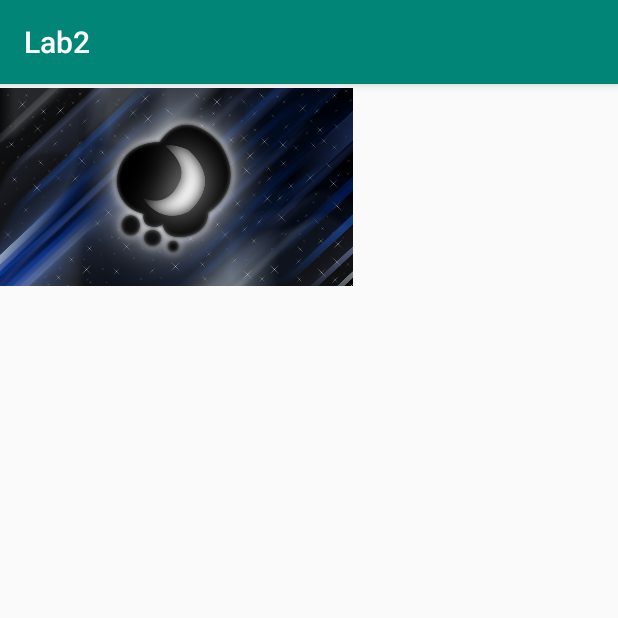
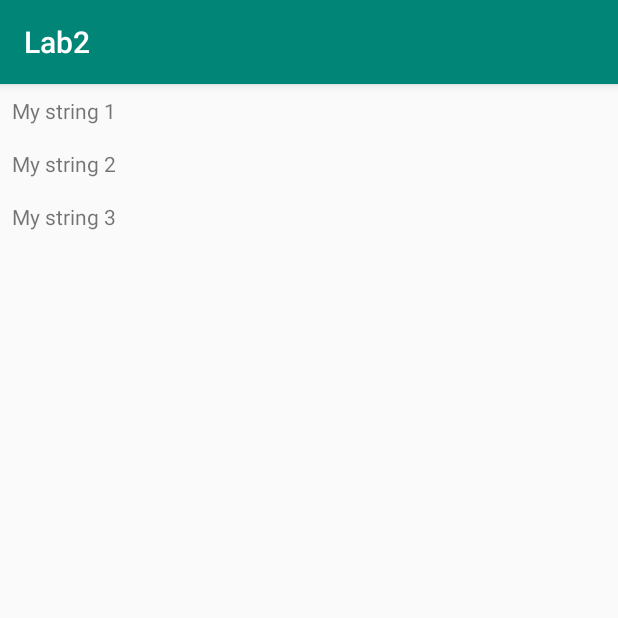
Before and after one commit to Crazy2295/Lab2, an Android app: the Main2Activity screen opened directly, with no data from a screen before it, on a phone screen of 412 x 824 dp, the top half of it. Run offline under Robolectric (Android 15) with nearby library versions, the phone set to English and light mode, and no system bars.

Commit message:
pre Lab4

```diff
--- a/app/build.gradle
+++ b/app/build.gradle
@@ -24,6 +24,8 @@ dependencies {
     implementation 'com.android.support:design:28.0.0'
     implementation 'com.android.support.constraint:constraint-layout:1.1.3'
     implementation 'com.android.support:support-v4:28.0.0'
+    implementation 'com.android.support:recyclerview-v7:28.0.0'
+    implementation 'com.google.android.gms:play-services-location:16.0.0'
     testImplementation 'junit:junit:4.12'
     androidTestImplementation 'com.android.support.test:runner:1.0.2'
     androidTestImplementation 'com.android.support.test.espresso:espresso-core:3.0.2'
--- a/app/src/main/AndroidManifest.xml
+++ b/app/src/main/AndroidManifest.xml
@@ -1,6 +1,8 @@
 <?xml version="1.0" encoding="utf-8"?>
 <manifest xmlns:android="http://schemas.android.com/apk/res/android"
     package="com.example.crazy.lab2">
+
+    <uses-permission android:name="android.permission.ACCESS_FINE_LOCATION" />
 
     <application
         android:allowBackup="true"
@@ -9,7 +11,8 @@
         android:roundIcon="@mipmap/ic_launcher_round"
         android:supportsRtl="true"
         android:theme="@style/AppTheme">
-        <activity android:name=".Main3Activity"></activity>
+        <activity android:name=".Main4Activity"></activity>
+        <activity android:name=".Main3Activity" />
         <activity android:name=".MainActivity">
             <intent-filter>
                 <action android:name="android.intent.action.MAIN" />
--- a/app/src/main/java/com/example/crazy/lab2/Fragment1.java
+++ b/app/src/main/java/com/example/crazy/lab2/Fragment1.java
@@ -2,6 +2,7 @@ package com.example.crazy.lab2;
 
 import android.os.Bundle;
 import android.support.v4.app.Fragment;
+import android.support.v7.widget.RecyclerView;
 import android.view.LayoutInflater;
 import android.view.View;
 import android.view.ViewGroup;
--- a/app/src/main/java/com/example/crazy/lab2/Main2Activity.java
+++ b/app/src/main/java/com/example/crazy/lab2/Main2Activity.java
@@ -1,29 +1,32 @@
 package com.example.crazy.lab2;
 
-import android.content.Intent;
-import android.support.design.widget.NavigationView;
-import android.support.v4.widget.DrawerLayout;
 import android.support.v7.app.AppCompatActivity;
 import android.os.Bundle;
-import android.view.MenuItem;
-import android.widget.TextView;
+import android.support.v7.widget.LinearLayoutManager;
+import android.support.v7.widget.RecyclerView;
+
+import java.util.Arrays;
+import java.util.List;
 
 public class Main2Activity extends AppCompatActivity {
 
-    TextView login;
+    private RecyclerView mRecyclerView;
+    private RecyclerView.LayoutManager mLayoutManager;
+    private RecyclerView.Adapter mAdapter;
 
     @Override
     protected void onCreate(Bundle savedInstanceState) {
         super.onCreate(savedInstanceState);
         setContentView(R.layout.activity_main2);
 
-        login = (TextView) findViewById(R.id.textLogin);
+        mRecyclerView = (RecyclerView)findViewById(R.id.my_recycler_view);
+        mRecyclerView.setHasFixedSize(true);
+        mLayoutManager = new LinearLayoutManager(this);
+        mRecyclerView.setLayoutManager(mLayoutManager);
 
-        Intent intent = getIntent();
-
-        String iLogin = intent.getStringExtra("iLogin");
-
-        login.setText(iLogin);
-
+        String[] myString = getResources().getStringArray(R.array.recycler_data);
+        List<String> recyclerData = Arrays.asList(myString);
+        mAdapter = new MyAdapter(recyclerData);
+        mRecyclerView.setAdapter(mAdapter);
     }
 }
--- a/app/src/main/java/com/example/crazy/lab2/MainActivity.java
+++ b/app/src/main/java/com/example/crazy/lab2/MainActivity.java
@@ -26,8 +26,7 @@ public class MainActivity extends AppCompatActivity {
 
 
     public void onMyButtonClick(View view) {
-        Intent intent = new Intent(this, Main3Activity.class);
-        intent.putExtra("type", "3");
+        Intent intent = new Intent(this, Main4Activity.class);
         startActivity(intent);
     }
 }
--- /dev/null
+++ b/app/src/main/java/com/example/crazy/lab2/MyAdapter.java
@@ -0,0 +1,52 @@
+package com.example.crazy.lab2;
+
+import android.support.v7.widget.RecyclerView;
+import android.util.Log;
+import android.view.LayoutInflater;
+import android.view.View;
+import android.view.ViewGroup;
+import android.widget.TextView;
+
+import java.util.List;
+
+public class MyAdapter extends RecyclerView.Adapter<MyAdapter.MyViewHolder> {
+    private List<String> mDataset;
+
+    public static class MyViewHolder extends RecyclerView.ViewHolder {
+        public TextView mTextView;
+        public MyViewHolder(View v) {
+            super(v);
+            mTextView = v.findViewById(R.id.my_text_view);
+            itemView.setOnClickListener(new View.OnClickListener() {
+                @Override
+                public void onClick(View view) {
+                    Log.i("Click", "on item click");
+                }
+            });
+        }
+    }
+
+    public MyAdapter(List<String> myDataset) {
+        mDataset = myDataset;
+    }
+
+    @Override
+    public MyAdapter.MyViewHolder onCreateViewHolder(ViewGroup parent, int viewType) {
+        View v = LayoutInflater.from(parent.getContext())
+                .inflate(R.layout.list_elem, parent, false);
+
+        MyViewHolder vh = new MyViewHolder(v);
+        return vh;
+    }
+
+    @Override
+    public void onBindViewHolder(MyViewHolder holder, int position) {
+        holder.mTextView.setText(mDataset.get(position));
+
+    }
+
+    @Override
+    public int getItemCount() {
+        return mDataset.size();
+    }
+}
--- a/app/src/main/res/layout-land/activity_main2.xml
+++ /dev/null
@@ -1,28 +0,0 @@
-<?xml version="1.0" encoding="utf-8"?>
-<android.support.constraint.ConstraintLayout
-    xmlns:android="http://schemas.android.com/apk/res/android"
-    xmlns:app="http://schemas.android.com/apk/res-auto"
-    xmlns:tools="http://schemas.android.com/tools"
-    android:layout_width="match_parent"
-    android:layout_height="match_parent">
-
-    <ImageView
-        android:id="@+id/imageView2"
-        android:layout_width="match_parent"
-        android:layout_height="160dp"
-        android:scaleType="centerCrop"
-        app:layout_constraintStart_toStartOf="parent"
-        app:srcCompat="@drawable/luna_wp"
-        tools:layout_editor_absoluteY="16dp" />
-
-    <TextView
-        android:id="@+id/textLogin"
-        android:layout_width="576dp"
-        android:layout_height="25dp"
-        android:layout_marginTop="36dp"
-        android:text="TextView"
-        android:textAlignment="center"
-        app:layout_constraintEnd_toEndOf="parent"
-        app:layout_constraintStart_toStartOf="parent"
-        app:layout_constraintTop_toBottomOf="@+id/imageView2" />
-</android.support.constraint.ConstraintLayout>
--- a/app/src/main/res/layout/activity_main2.xml
+++ b/app/src/main/res/layout/activity_main2.xml
@@ -1,27 +1,13 @@
 <?xml version="1.0" encoding="utf-8"?>
+<LinearLayout
+    xmlns:android="http://schemas.android.com/apk/res/android"
+    android:orientation="vertical"
+    android:layout_width="match_parent"
+    android:layout_height="match_parent">
 
-<android.support.constraint.ConstraintLayout
-    xmlns:android="http://schemas.android.com/apk/res/android"
-    xmlns:app="http://schemas.android.com/apk/res-auto"
-    xmlns:tools="http://schemas.android.com/tools"
-    android:layout_width="match_parent"
-    android:layout_height="match_parent"
-    tools:context=".Main2Activity">
+    <android.support.v7.widget.RecyclerView
+        android:id="@+id/my_recycler_view"
+        android:layout_width="match_parent"
+        android:layout_height="match_parent" />
 
-    <ImageView
-        android:id="@+id/imageView"
-        android:layout_width="235dp"
-        android:layout_height="137dp"
-        app:layout_constraintStart_toStartOf="parent"
-        app:srcCompat="@drawable/luna_wp"
-        tools:layout_editor_absoluteY="34dp" />
-
-    <TextView
-        android:id="@+id/textLogin"
-        android:layout_width="wrap_content"
-        android:layout_height="wrap_content"
-        android:layout_marginTop="72dp"
-        android:text="TextView"
-        app:layout_constraintTop_toBottomOf="@+id/imageView"
-        tools:layout_editor_absoluteX="89dp" />
-</android.support.constraint.ConstraintLayout>
+</LinearLayout>
--- /dev/null
+++ b/app/src/main/res/layout/list_elem.xml
@@ -0,0 +1,16 @@
+<?xml version="1.0" encoding="utf-8"?>
+<LinearLayout
+    xmlns:android="http://schemas.android.com/apk/res/android"
+    xmlns:tools="http://schemas.android.com/tools"
+    android:orientation="vertical"
+    android:padding="8dp"
+    android:layout_width="match_parent"
+    android:layout_height="wrap_content">
+
+    <TextView
+        android:id="@+id/my_text_view"
+        android:layout_width="wrap_content"
+        android:layout_height="wrap_content"
+        tools:text="@tools:sample/lorem" />
+
+</LinearLayout>
--- a/app/src/main/res/values/strings.xml
+++ b/app/src/main/res/values/strings.xml
@@ -8,4 +8,10 @@
     <string name="appName">Погода</string>
     <string name="appVersion">Версия приложения: 3</string>
     <string name="authorName">Имя автора: Vadim</string>
+
+    <string-array name="recycler_data">
+        <item>My string 1</item>
+        <item>My string 2</item>
+        <item>My string 3</item>
+    </string-array>
 </resources>
```
Also changed, not shown: app/src/main/java/com/example/crazy/lab2/Main4Activity.java (added, +87 -0 lines), app/src/main/res/layout/activity_main4.xml (added, +16 -0 lines), app/src/main/res/layout/fragment1.xml (+1 -8 lines).
